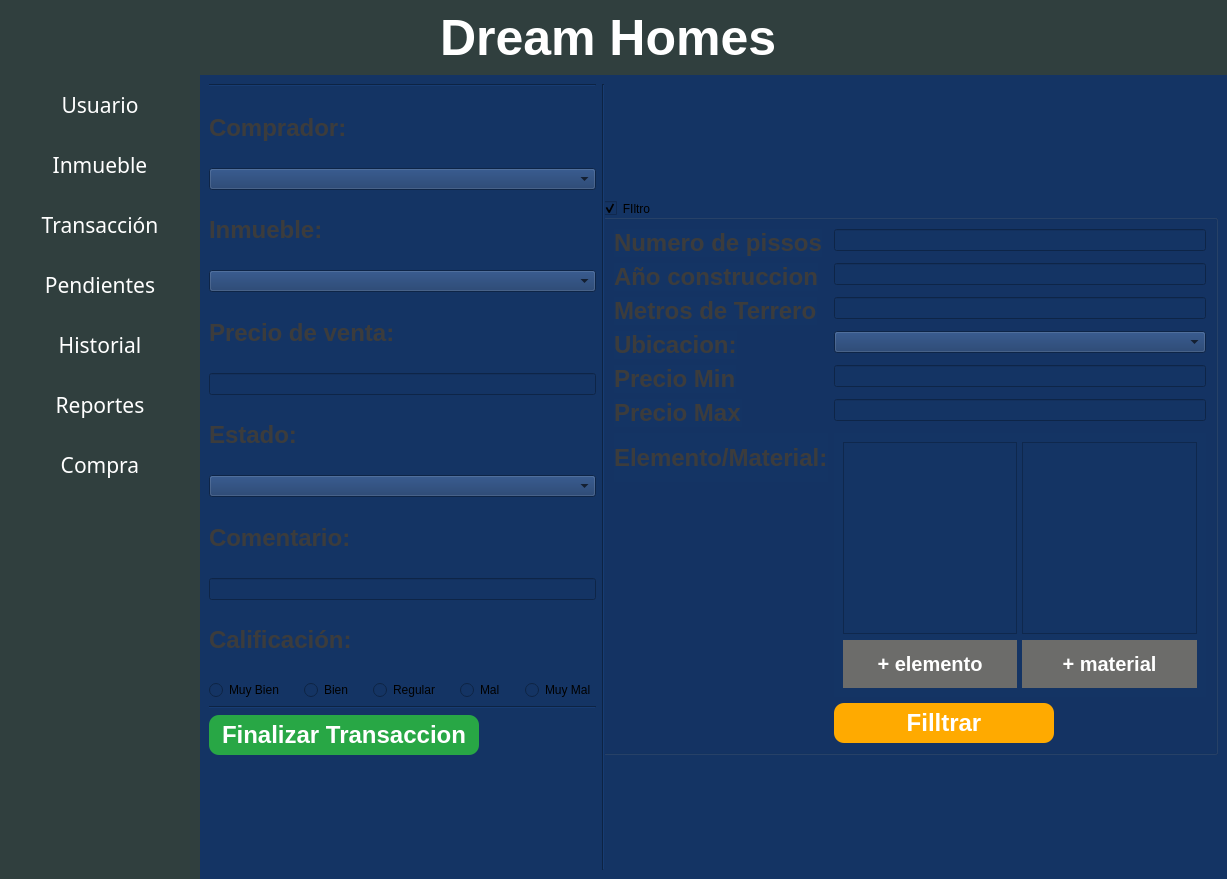
First picture: the form in view/menu_principal.ui, repository JhustynC/TF_BaseDeDatos, before the edit.
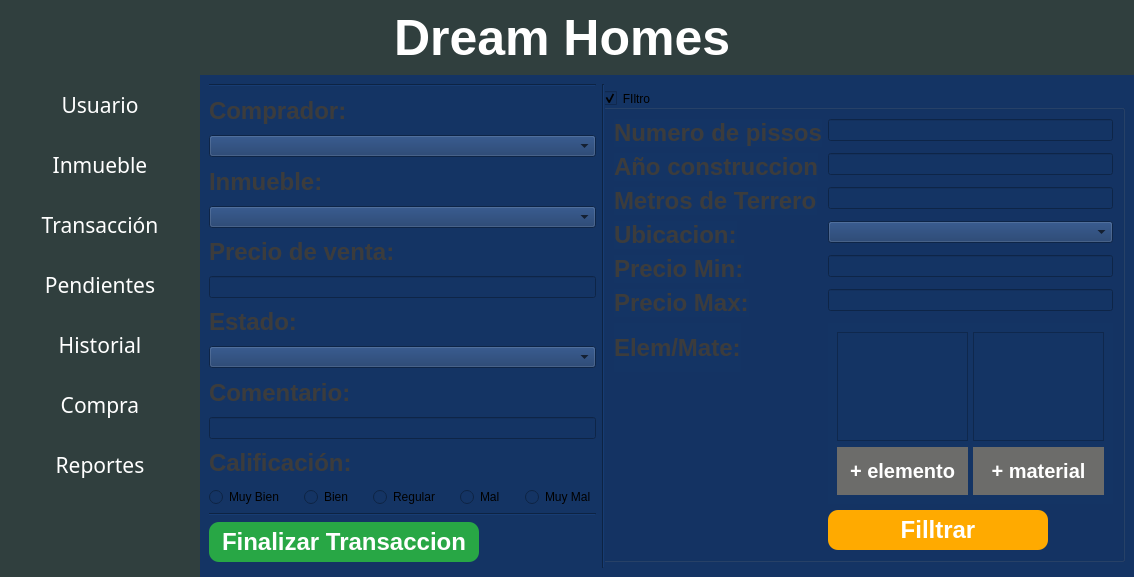
Second picture: the form after the edit. The open tabs and pages were chosen to show the change. Icons and pictures are not drawn.

Commit message: Test de UI Principal

Diff of the .ui file:
```diff
--- a/view/menu_principal.ui
+++ b/view/menu_principal.ui
@@ -9,8 +9,8 @@
    <rect>
     <x>0</x>
     <y>0</y>
-    <width>1227</width>
-    <height>879</height>
+    <width>1134</width>
+    <height>577</height>
    </rect>
   </property>
   <property name="mouseTracking">
@@ -1191,7 +1191,7 @@
                   <number>0</number>
                  </property>
                  <item>
-                  <widget class="QPushButton" name="btn_reserva">
+                  <widget class="QPushButton" name="btn_usuario">
                    <property name="minimumSize">
                     <size>
                      <width>0</width>
@@ -1247,7 +1247,7 @@
                   </widget>
                  </item>
                  <item>
-                  <widget class="QPushButton" name="btn_usuario">
+                  <widget class="QPushButton" name="btn_transaccion">
                    <property name="minimumSize">
                     <size>
                      <width>0</width>
@@ -1310,26 +1310,7 @@
                   </widget>
                  </item>
                  <item>
-                  <widget class="QPushButton" name="pushButton_6">
-                   <property name="minimumSize">
-                    <size>
-                     <width>0</width>
-                     <height>60</height>
-                    </size>
-                   </property>
-                   <property name="font">
-                    <font>
-                     <family>Arial Rounded MT Bold</family>
-                     <pointsize>16</pointsize>
-                    </font>
-                   </property>
-                   <property name="text">
-                    <string>Reportes</string>
-                   </property>
-                  </widget>
-                 </item>
-                 <item>
-                  <widget class="QPushButton" name="pushButton_9">
+                  <widget class="QPushButton" name="btn_compra">
                    <property name="minimumSize">
                     <size>
                      <width>0</width>
@@ -1347,6 +1328,25 @@
                    </property>
                   </widget>
                  </item>
+                 <item>
+                  <widget class="QPushButton" name="btn_reportes">
+                   <property name="minimumSize">
+                    <size>
+                     <width>0</width>
+                     <height>60</height>
+                    </size>
+                   </property>
+                   <property name="font">
+                    <font>
+                     <family>Arial Rounded MT Bold</family>
+                     <pointsize>16</pointsize>
+                    </font>
+                   </property>
+                   <property name="text">
+                    <string>Reportes</string>
+                   </property>
+                  </widget>
+                 </item>
                  <item>
                   <spacer name="verticalSpacer">
                    <property name="orientation">
@@ -2282,7 +2282,7 @@
                           <item row="4" column="0">
                            <widget class="QLabel" name="label_49">
                             <property name="text">
-                             <string>Precio Min</string>
+                             <string>Precio Min:</string>
                             </property>
                            </widget>
                           </item>
@@ -2292,7 +2292,7 @@
                           <item row="5" column="0">
                            <widget class="QLabel" name="label_51">
                             <property name="text">
-                             <string>Precio Max</string>
+                             <string>Precio Max:</string>
                             </property>
                            </widget>
                           </item>
@@ -2301,8 +2301,16 @@
                           </item>
                           <item row="6" column="0">
                            <widget class="QLabel" name="label_52">
+                            <property name="font">
+                             <font>
+                              <pointsize>-1</pointsize>
+                              <weight>75</weight>
+                              <italic>false</italic>
+                              <bold>true</bold>
+                             </font>
+                            </property>
                             <property name="text">
-                             <string>Elemento/Material:</string>
+                             <string>Elem/Mate:</string>
                             </property>
                            </widget>
                           </item>
```
Left out of the diff: 8 changed lines with no effect on the pictures. The commit also changes 5 other files.
